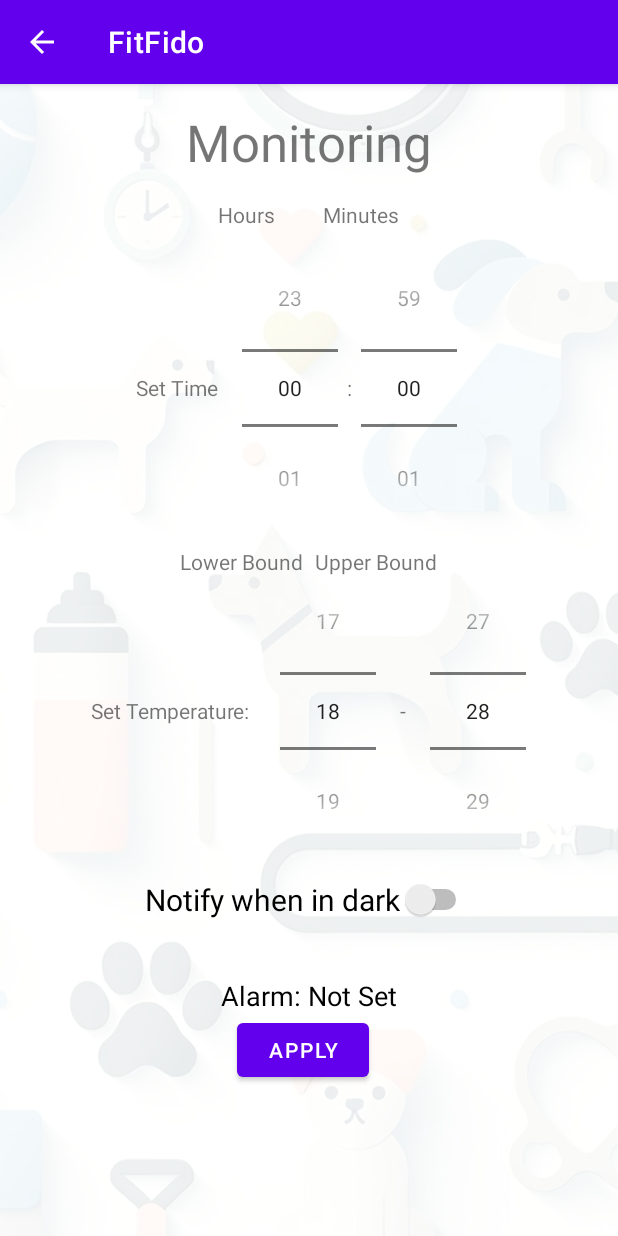
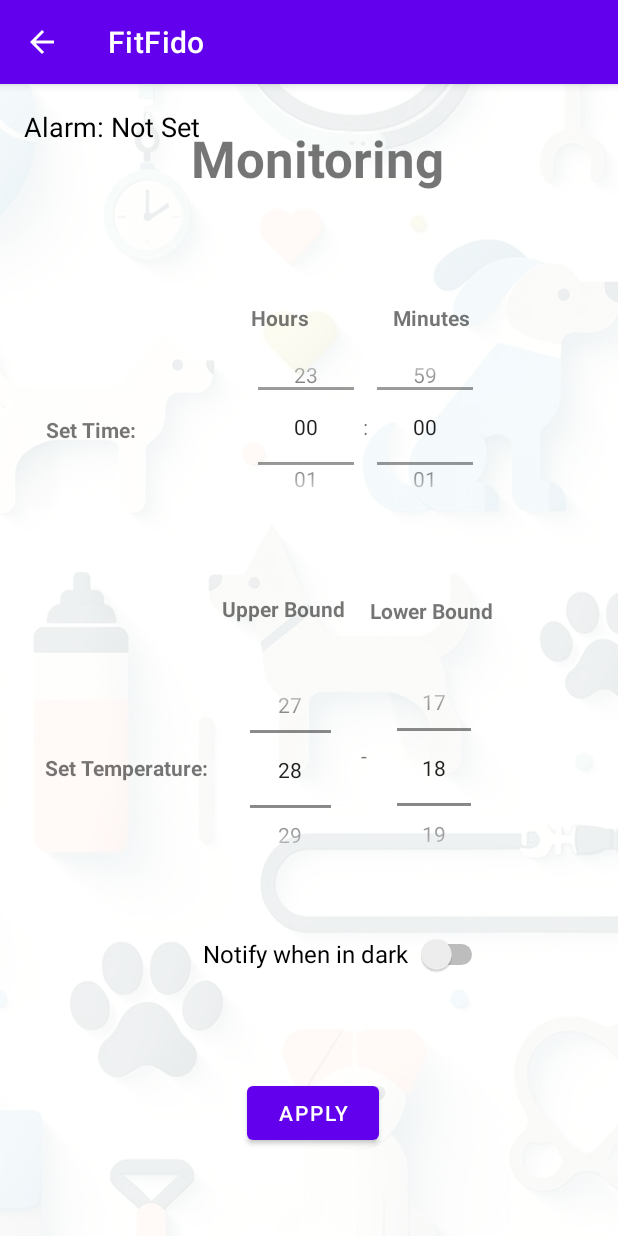
Before and after one commit to Omerros/IOT_final_project, an Android app: the MonitoringActivity screen opened directly, with no data from a screen before it, on a phone screen of 412 x 824 dp. Run offline under Robolectric (Android 15) with nearby library versions, the phone set to English and light mode, and no system bars; our stand-ins replace Firebase (no records; nobody signed in at launch, a user with empty details on screens opened directly); 1 statement that could not run was skipped.

Commit message:
activity_monitoring.xml: styling change

```diff
--- a/app/src/main/res/layout/activity_monitoring.xml
+++ b/app/src/main/res/layout/activity_monitoring.xml
@@ -1,114 +1,162 @@
-<LinearLayout
+<androidx.constraintlayout.widget.ConstraintLayout
     xmlns:android="http://schemas.android.com/apk/res/android"
+    xmlns:app="http://schemas.android.com/apk/res-auto"
+    xmlns:tools="http://schemas.android.com/tools"
     android:layout_width="match_parent"
     android:layout_height="match_parent"
-    android:orientation="vertical"
     android:background="@drawable/ic_background_app"
     android:padding="16dp">
 
     <TextView
+        android:id="@+id/textViewMonitoring"
         android:layout_width="wrap_content"
         android:layout_height="wrap_content"
-        android:layout_gravity="center_horizontal"
-        android:layout_marginBottom="16dp"
         android:text="Monitoring"
-        android:textSize="34sp" />
-
-    <LinearLayout
-        android:layout_width="match_parent"
-        android:layout_height="wrap_content"
-        android:gravity="center"
-        android:orientation="horizontal">
+        android:textSize="34sp"
+        android:textStyle="bold"
+        app:layout_constraintBottom_toBottomOf="parent"
+        app:layout_constraintEnd_toEndOf="parent"
+        app:layout_constraintHorizontal_bias="0.527"
+        app:layout_constraintStart_toStartOf="parent"
+        app:layout_constraintTop_toTopOf="parent"
+        app:layout_constraintVertical_bias="0.015" />
 
     <TextView
+        android:id="@+id/textViewLowerBound"
         android:layout_width="wrap_content"
         android:layout_height="wrap_content"
-            android:layout_marginEnd="16dp"
-            android:text="Hours" />
+        android:text="Lower Bound"
+        android:textStyle="bold"
+        app:layout_constraintBottom_toBottomOf="parent"
+        app:layout_constraintEnd_toEndOf="parent"
+        app:layout_constraintHorizontal_bias="0.773"
+        app:layout_constraintStart_toStartOf="parent"
+        app:layout_constraintTop_toTopOf="parent"
+        app:layout_constraintVertical_bias="0.454" />
+
+    <NumberPicker
+        android:id="@+id/upperTempPicker"
+        android:layout_width="54dp"
+        android:layout_height="130dp"
+        app:layout_constraintBottom_toBottomOf="parent"
+        app:layout_constraintEnd_toEndOf="parent"
+        app:layout_constraintHorizontal_bias="0.462"
+        app:layout_constraintStart_toStartOf="parent"
+        app:layout_constraintTop_toTopOf="parent"
+        app:layout_constraintVertical_bias="0.621" />
+
+    <NumberPicker
+        android:id="@+id/lowerTempPicker"
+        android:layout_width="49dp"
+        android:layout_height="131dp"
+        app:layout_constraintBottom_toBottomOf="parent"
+        app:layout_constraintEnd_toEndOf="parent"
+        app:layout_constraintHorizontal_bias="0.752"
+        app:layout_constraintStart_toStartOf="parent"
+        app:layout_constraintTop_toTopOf="parent"
+        app:layout_constraintVertical_bias="0.618" />
 
     <TextView
+        android:id="@+id/textViewDash"
         android:layout_width="wrap_content"
         android:layout_height="wrap_content"
-            android:layout_marginStart="16dp"
-            android:text="Minutes" />
-    </LinearLayout>
-
-    <LinearLayout
-        android:layout_width="match_parent"
-        android:layout_height="wrap_content"
-        android:gravity="center"
-        android:orientation="horizontal">
+        android:text="-"
+        app:layout_constraintBottom_toBottomOf="parent"
+        app:layout_constraintEnd_toEndOf="parent"
+        app:layout_constraintHorizontal_bias="0.597"
+        app:layout_constraintStart_toStartOf="parent"
+        app:layout_constraintTop_toTopOf="parent"
+        app:layout_constraintVertical_bias="0.589" />
 
     <TextView
+        android:id="@+id/textViewSetTime"
         android:layout_width="wrap_content"
         android:layout_height="wrap_content"
-            android:layout_marginLeft="0dp"
-            android:text="Set Time" />
+        android:text="Set Time:"
+        android:textStyle="bold"
+        app:layout_constraintBottom_toBottomOf="parent"
+        app:layout_constraintEnd_toEndOf="parent"
+        app:layout_constraintHorizontal_bias="0.046"
+        app:layout_constraintStart_toStartOf="parent"
+        app:layout_constraintTop_toTopOf="parent"
+        app:layout_constraintVertical_bias="0.286" />
+
+    <TextView
+        android:id="@+id/textViewUpperBound"
+        android:layout_width="wrap_content"
+        android:layout_height="wrap_content"
+        android:text="Upper Bound"
+        android:textStyle="bold"
+        app:layout_constraintBottom_toBottomOf="parent"
+        app:layout_constraintEnd_toEndOf="parent"
+        app:layout_constraintHorizontal_bias="0.443"
+        app:layout_constraintStart_toStartOf="parent"
+        app:layout_constraintTop_toTopOf="parent"
+        app:layout_constraintVertical_bias="0.452" />
 
     <TimePicker
         android:id="@+id/timePicker"
+        android:layout_width="213dp"
+        android:layout_height="135dp"
+        android:timePickerMode="spinner"
+        app:layout_constraintBottom_toBottomOf="parent"
+        app:layout_constraintEnd_toEndOf="parent"
+        app:layout_constraintHorizontal_bias="0.728"
+        app:layout_constraintStart_toStartOf="parent"
+        app:layout_constraintTop_toTopOf="parent"
+        app:layout_constraintVertical_bias="0.241" />
+
+    <TextView
+        android:id="@+id/textViewMinutes"
         android:layout_width="wrap_content"
         android:layout_height="wrap_content"
-            android:timePickerMode="spinner" />
-    </LinearLayout>
-
-    <LinearLayout
-        android:layout_width="match_parent"
-        android:layout_height="wrap_content"
-        android:orientation="horizontal"
-        android:gravity="center">
+        android:text="Minutes"
+        android:textStyle="bold"
+        app:layout_constraintBottom_toBottomOf="parent"
+        app:layout_constraintEnd_toEndOf="parent"
+        app:layout_constraintHorizontal_bias="0.748"
+        app:layout_constraintStart_toStartOf="parent"
+        app:layout_constraintTop_toTopOf="parent"
+        app:layout_constraintVertical_bias="0.181" />
 
     <TextView
+        android:id="@+id/textViewHours"
         android:layout_width="wrap_content"
         android:layout_height="wrap_content"
-            android:text="Lower Bound"
-            android:layout_marginEnd="4dp"/>
+        android:text="Hours"
+        android:textStyle="bold"
+        app:layout_constraintBottom_toBottomOf="parent"
+        app:layout_constraintEnd_toEndOf="parent"
+        app:layout_constraintHorizontal_bias="0.443"
+        app:layout_constraintStart_toStartOf="parent"
+        app:layout_constraintTop_toTopOf="parent"
+        app:layout_constraintVertical_bias="0.181" />
 
     <TextView
+        android:id="@+id/textViewSetTemperature"
         android:layout_width="wrap_content"
         android:layout_height="wrap_content"
-            android:text="Upper Bound"
-            android:layout_marginStart="4dp"/>
-    </LinearLayout>
-
-    <LinearLayout
-        android:layout_width="match_parent"
-        android:layout_height="wrap_content"
-        android:gravity="center"
-        android:orientation="horizontal">
-
-        <TextView
-            android:layout_width="wrap_content"
-            android:layout_height="wrap_content"
-            android:layout_marginEnd="20dp"
-            android:text="Set Temperature:" />
-
-        <NumberPicker
-            android:id="@+id/lowerTempPicker"
-            android:layout_width="wrap_content"
-            android:layout_height="wrap_content" />
-
-        <TextView
-            android:layout_width="wrap_content"
-            android:layout_height="wrap_content"
-            android:layout_marginStart="16dp"
-            android:layout_marginEnd="16dp"
-            android:text="-" />
-
-        <NumberPicker
-            android:id="@+id/upperTempPicker"
-            android:layout_width="wrap_content"
-            android:layout_height="wrap_content" />
-
-    </LinearLayout>
+        android:text="Set Temperature:"
+        android:textStyle="bold"
+        app:layout_constraintBottom_toBottomOf="parent"
+        app:layout_constraintEnd_toEndOf="parent"
+        app:layout_constraintHorizontal_bias="0.052"
+        app:layout_constraintStart_toStartOf="parent"
+        app:layout_constraintTop_toTopOf="parent"
+        app:layout_constraintVertical_bias="0.6" />
 
     <Switch
         android:id="@+id/switchNotifyDark"
-        android:layout_width="wrap_content"
-        android:layout_height="71dp"
-        android:layout_gravity="center_horizontal"
+        android:layout_width="190dp"
+        android:layout_height="57dp"
         android:text="Notify when in dark"
-        android:textSize="20sp" />
+        android:textSize="16sp"
+        app:layout_constraintBottom_toBottomOf="parent"
+        app:layout_constraintEnd_toEndOf="parent"
+        app:layout_constraintHorizontal_bias="0.628"
+        app:layout_constraintStart_toStartOf="parent"
+        app:layout_constraintTop_toTopOf="parent"
+        app:layout_constraintVertical_bias="0.789" />
 
     <TextView
         android:id="@+id/tvAlarmStatus"
@@ -120,25 +168,21 @@
         android:textColor="@color/black"
         android:layout_marginTop="16dp" />
 
-    <LinearLayout
-        android:layout_width="match_parent"
-        android:layout_height="wrap_content"
-        android:gravity="center"
-        android:orientation="horizontal">
-
     <Button
         android:id="@+id/btnApply"
         android:layout_width="wrap_content"
         android:layout_height="wrap_content"
-            android:layout_marginEnd="8dp"
-            android:text="Apply" />
-
+        android:text="Apply"
+        app:layout_constraintBottom_toBottomOf="parent"
+        app:layout_constraintEnd_toEndOf="parent"
+        app:layout_constraintHorizontal_bias="0.508"
+        app:layout_constraintStart_toStartOf="parent"
+        app:layout_constraintTop_toTopOf="parent"
+        app:layout_constraintVertical_bias="0.939" />
     <Button
         android:id="@+id/btnTurnOffAlarm"
         android:layout_width="wrap_content"
         android:layout_height="wrap_content"
         android:layout_marginStart="8dp"
         android:text="Turn Off Alarm" />
-    </LinearLayout>
-
-</LinearLayout>
+</androidx.constraintlayout.widget.ConstraintLayout>
```
Lines whose indentation alone changed are shown as unchanged.
